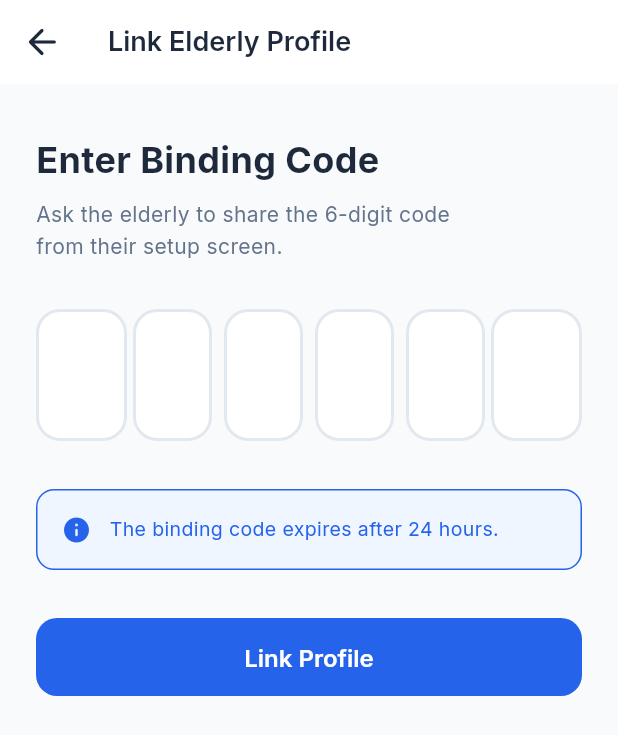
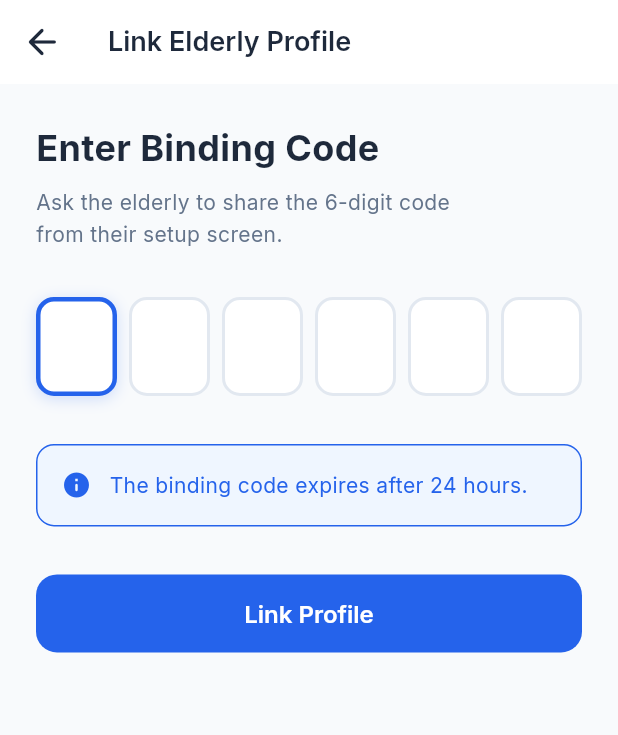
Before and after one commit to pavithiranr/elderly-ai-care-app, a Flutter app: the BindingCodeScreen screen opened by its route, on a phone screen of 412 x 824 dp. Shown: the top 735 px of the screen. Run offline on Flutter 3.47's test engine with Material 3 defaults, Android fonts, the phone set to English and light mode, and no system bars; drawn by our look-alikes of pinput; our stand-ins replace cloud_firestore, firebase_auth, firebase_core, firebase_messaging, fl_chart, flutter_dotenv and 4 more; accounts and stored records are empty.

Commit message:
feat: Refactor Binding Code Screen to use Pinput for OTP input and improve responsiveness
feat: Enhance Elderly Chat Screen with logging and UI updates for better accessibility

feat: Update Elderly Home Screen to use Theme colors for better consistency and dark mode support

fix: Improve Firebase initialization error handling in main.dart for better app stability

chore: Update dependencies in pubspec.yaml and pubspec.lock for new features

feat: Add Firebase configuration and service worker for web platform support

docs: Create Web Platform Setup Guide for CareSync AI with troubleshooting tips

chore: Add debug.html for diagnostic checks on web platform setup

chore: Implement firebase-config.js and firebase-messaging-sw.js for Firebase integration

```diff
--- a/lib/features/caregiver/elderly/binding_code_screen.dart
+++ b/lib/features/caregiver/elderly/binding_code_screen.dart
@@ -2,6 +2,7 @@ import 'package:flutter/material.dart';
 import 'package:flutter/services.dart';
 import 'package:go_router/go_router.dart';
 import 'package:google_fonts/google_fonts.dart';
+import 'package:pinput/pinput.dart';
 import 'package:caresync_ai/core/theme/app_theme.dart';
 import 'package:caresync_ai/shared/services/user_session_service.dart';
 import 'package:caresync_ai/core/services/auth_service.dart';
@@ -14,24 +15,20 @@ class BindingCodeScreen extends StatefulWidget {
 }
 
 class _BindingCodeScreenState extends State<BindingCodeScreen> {
-  final _codeControllers = List.generate(6, (_) => TextEditingController());
+  final _pinController = TextEditingController();
+  final _pinFocus = FocusNode();
   bool _isLoading = false;
   String? _errorMessage;
 
   @override
   void dispose() {
-    for (var controller in _codeControllers) {
-      controller.dispose();
-    }
+    _pinController.dispose();
+    _pinFocus.dispose();
     super.dispose();
   }
 
-  String _getFullCode() {
-    return _codeControllers.map((c) => c.text).join();
-  }
-
   Future<void> _handleLinkElderly() async {
-    final code = _getFullCode();
+    final code = _pinController.text;
 
     if (code.length != 6) {
       setState(() => _errorMessage = 'Please enter all 6 digits');
@@ -132,14 +129,19 @@ class _BindingCodeScreenState extends State<BindingCodeScreen> {
     );
   }
 
-  void _focusNextField(int index) {
-    if (index < 5 && _codeControllers[index].text.isNotEmpty) {
-      FocusScope.of(context).nextFocus();
-    }
-  }
-
   @override
   Widget build(BuildContext context) {
+    final screenHeight = MediaQuery.of(context).size.height;
+    final screenWidth = MediaQuery.of(context).size.width;
+    final isSmallPhone = screenWidth < 360;
+
+    // Calculate responsive sizes
+    final pinHeight = (screenHeight * 0.08).clamp(48.0, 80.0);
+    final pinFontSize = (pinHeight * 0.5).clamp(20.0, 40.0);
+    final headerFontSize = isSmallPhone ? 20.0 : 24.0;
+    final subtitleFontSize = isSmallPhone ? 12.0 : 14.0;
+    final horizontalPadding = isSmallPhone ? 16.0 : 24.0;
+
     return Scaffold(
       backgroundColor: AppTheme.backgroundGray,
       appBar: AppBar(
@@ -159,7 +161,10 @@ class _BindingCodeScreenState extends State<BindingCodeScreen> {
         elevation: 0,
       ),
       body: SingleChildScrollView(
-        padding: const EdgeInsets.symmetric(horizontal: 24, vertical: 32),
+        padding: EdgeInsets.symmetric(
+          horizontal: horizontalPadding,
+          vertical: 24,
+        ),
         child: Column(
           crossAxisAlignment: CrossAxisAlignment.start,
           children: [
@@ -167,7 +172,7 @@ class _BindingCodeScreenState extends State<BindingCodeScreen> {
             Text(
               'Enter Binding Code',
               style: GoogleFonts.inter(
-                fontSize: 24,
+                fontSize: headerFontSize,
                 fontWeight: FontWeight.bold,
                 color: AppTheme.textDark,
               ),
@@ -176,7 +181,7 @@ class _BindingCodeScreenState extends State<BindingCodeScreen> {
             Text(
               'Ask the elderly to share the 6-digit code\nfrom their setup screen.',
               style: GoogleFonts.inter(
-                fontSize: 14,
+                fontSize: subtitleFontSize,
                 color: AppTheme.textMid,
                 height: 1.5,
               ),
@@ -184,7 +189,7 @@ class _BindingCodeScreenState extends State<BindingCodeScreen> {
             const SizedBox(height: 32),
 
             // Error message
-            if (_errorMessage != null)
+            if (_errorMessage != null) ...[
               Container(
                 padding: const EdgeInsets.all(12),
                 decoration: BoxDecoration(
@@ -201,7 +206,7 @@ class _BindingCodeScreenState extends State<BindingCodeScreen> {
                       child: Text(
                         _errorMessage!,
                         style: GoogleFonts.inter(
-                          fontSize: 14,
+                          fontSize: subtitleFontSize,
                           color: AppTheme.accentRed,
                         ),
                       ),
@@ -209,72 +214,110 @@ class _BindingCodeScreenState extends State<BindingCodeScreen> {
                   ],
                 ),
               ),
-            if (_errorMessage != null) const SizedBox(height: 24),
+              const SizedBox(height: 24),
+            ],
 
-            // Code input fields
-            Row(
-              children: List.generate(
-                6,
-                (index) => Expanded(
-                  child: Padding(
-                    padding: EdgeInsets.symmetric(
-                      horizontal: index == 0 || index == 5 ? 0 : 4,
-                    ),
-                    child: TextField(
-                      controller: _codeControllers[index],
+            // Pinput OTP field
+            Center(
+              child: Pinput(
+                length: 6,
+                controller: _pinController,
+                focusNode: _pinFocus,
                 enabled: !_isLoading,
+                autofocus: true,
+                useNativeKeyboard: true,
                 keyboardType: TextInputType.text,
                 textCapitalization: TextCapitalization.characters,
-                      textAlign: TextAlign.center,
-                      maxLength: 1,
+                textInputAction: TextInputAction.done,
                 inputFormatters: [
                   FilteringTextInputFormatter.allow(RegExp(r'[0-9A-Za-z]')),
-                        _UpperCaseTextFormatter(),
                 ],
-                      style: GoogleFonts.inter(
-                        fontSize: 32,
+                toolbarEnabled: true,
+                pinAnimationType: PinAnimationType.fade,
+                animationDuration: const Duration(milliseconds: 200),
+                submittedPinTheme: PinTheme(
+                  width: pinHeight,
+                  height: pinHeight,
+                  textStyle: GoogleFonts.inter(
+                    fontSize: pinFontSize,
                     fontWeight: FontWeight.bold,
                     color: AppTheme.textDark,
-                        letterSpacing: 2,
+                    letterSpacing: 1,
                   ),
-                      decoration: InputDecoration(
-                        counter: const SizedBox.shrink(),
-                        filled: true,
-                        fillColor: AppTheme.surfaceWhite,
-                        contentPadding: const EdgeInsets.all(20),
-                        border: OutlineInputBorder(
-                          borderRadius: BorderRadius.circular(16),
-                          borderSide: const BorderSide(color: AppTheme.divider, width: 2),
-                        ),
-                        enabledBorder: OutlineInputBorder(
-                          borderRadius: BorderRadius.circular(16),
-                          borderSide: const BorderSide(color: AppTheme.divider, width: 2),
-                        ),
-                        focusedBorder: OutlineInputBorder(
-                          borderRadius: BorderRadius.circular(16),
-                          borderSide: const BorderSide(
+                  decoration: BoxDecoration(
+                    color: AppTheme.surfaceWhite,
+                    border: Border.all(
                       color: AppTheme.primaryBlue,
                       width: 3,
                     ),
-                        ),
-                        disabledBorder: OutlineInputBorder(
-                          borderRadius: BorderRadius.circular(16),
-                          borderSide: const BorderSide(color: AppTheme.divider, width: 2),
+                    borderRadius: BorderRadius.circular(12),
                   ),
                 ),
-                      onChanged: (value) {
-                        if (value.isEmpty && index > 0) {
-                          // Allow backspace to previous field
-                          FocusScope.of(context).previousFocus();
-                        } else if (value.isNotEmpty && index < 5) {
-                          // Auto-focus next field
-                          _focusNextField(index);
-                        }
-                        setState(() {});
-                      },
+                focusedPinTheme: PinTheme(
+                  width: pinHeight,
+                  height: pinHeight,
+                  textStyle: GoogleFonts.inter(
+                    fontSize: pinFontSize,
+                    fontWeight: FontWeight.bold,
+                    color: AppTheme.textDark,
+                    letterSpacing: 1,
+                  ),
+                  decoration: BoxDecoration(
+                    color: AppTheme.surfaceWhite,
+                    border: Border.all(
+                      color: AppTheme.primaryBlue,
+                      width: 3,
+                    ),
+                    borderRadius: BorderRadius.circular(12),
+                    boxShadow: [
+                      BoxShadow(
+                        color: AppTheme.primaryBlue.withValues(alpha: 0.2),
+                        blurRadius: 8,
+                        offset: const Offset(0, 2),
+                      ),
+                    ],
                   ),
                 ),
+                defaultPinTheme: PinTheme(
+                  width: pinHeight,
+                  height: pinHeight,
+                  textStyle: GoogleFonts.inter(
+                    fontSize: pinFontSize,
+                    fontWeight: FontWeight.bold,
+                    color: AppTheme.textDark,
+                    letterSpacing: 1,
                   ),
+                  decoration: BoxDecoration(
+                    color: AppTheme.surfaceWhite,
+                    border: Border.all(
+                      color: AppTheme.divider,
+                      width: 2,
+                    ),
+                    borderRadius: BorderRadius.circular(12),
+                  ),
+                ),
+                disabledPinTheme: PinTheme(
+                  width: pinHeight,
+                  height: pinHeight,
+                  textStyle: GoogleFonts.inter(
+                    fontSize: pinFontSize,
+                    fontWeight: FontWeight.bold,
+                    color: AppTheme.textMid,
+                    letterSpacing: 1,
+                  ),
+                  decoration: BoxDecoration(
+                    color: Colors.grey[200],
+                    border: Border.all(
+                      color: AppTheme.divider,
+                      width: 2,
+                    ),
+                    borderRadius: BorderRadius.circular(12),
+                  ),
+                ),
+                onCompleted: (_) {
+                  // Auto-submit when all 6 digits are entered
+                  _handleLinkElderly();
+                },
               ),
             ),
             const SizedBox(height: 32),
@@ -299,7 +342,7 @@ class _BindingCodeScreenState extends State<BindingCodeScreen> {
                     child: Text(
                       'The binding code expires after 24 hours.',
                       style: GoogleFonts.inter(
-                        fontSize: 13,
+                        fontSize: subtitleFontSize,
                         color: AppTheme.primaryBlue,
                       ),
                     ),
@@ -340,17 +383,3 @@ class _BindingCodeScreenState extends State<BindingCodeScreen> {
     );
   }
 }
-
-/// Custom formatter to convert text to uppercase
-class _UpperCaseTextFormatter extends TextInputFormatter {
-  @override
-  TextEditingValue formatEditUpdate(
-    TextEditingValue oldValue,
-    TextEditingValue newValue,
-  ) {
-    return newValue.copyWith(
-      text: newValue.text.toUpperCase(),
-      selection: newValue.selection,
-    );
-  }
-}
--- a/pubspec.yaml
+++ b/pubspec.yaml
@@ -48,6 +48,7 @@ dependencies:
   share_plus: ^12.0.2
   firebase_messaging: ^15.2.5
   flutter_local_notifications: ^18.0.1
+  pinput: ^4.0.0
 
 dev_dependencies:
   flutter_test:
```
Also changed, not shown: lib/features/caregiver/dashboard/caregiver_dashboard_screen.dart (+51 -40 lines), lib/features/elderly/chat/elderly_chat_screen.dart (+47 -16 lines), lib/features/elderly/home/elderly_home_screen.dart (+39 -23 lines), lib/main.dart (+16 -0 lines), pubspec.lock, 8 other files. Lines whose indentation alone changed are shown as unchanged.
